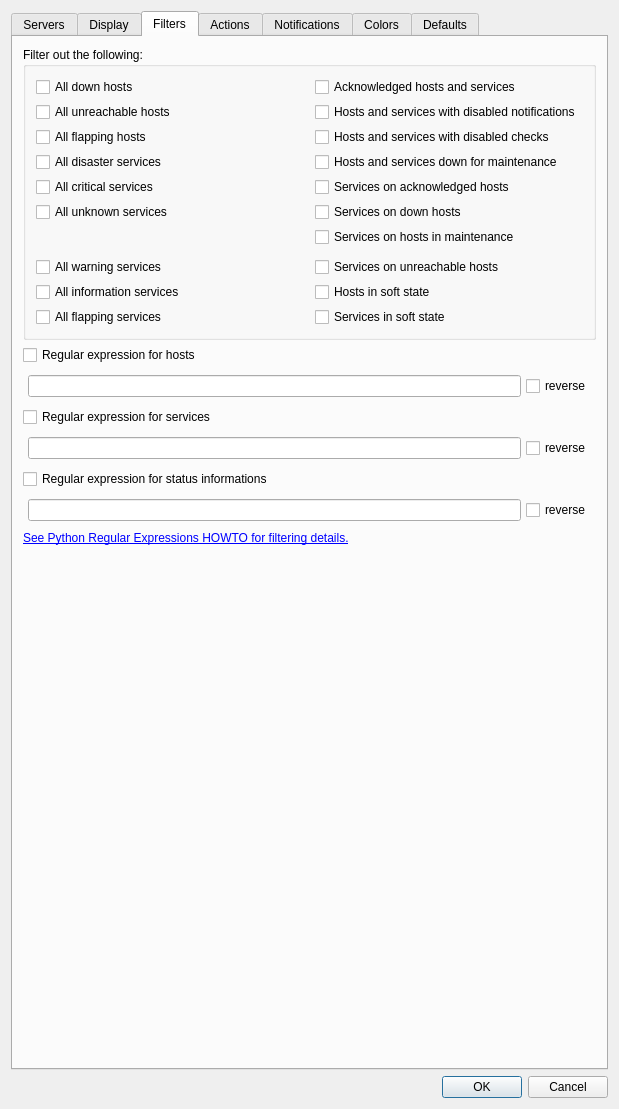
Above: Nagstamon/QUI/settings_main.ui from HenriWahl/Nagstamon before the change. Below: the same form after it.
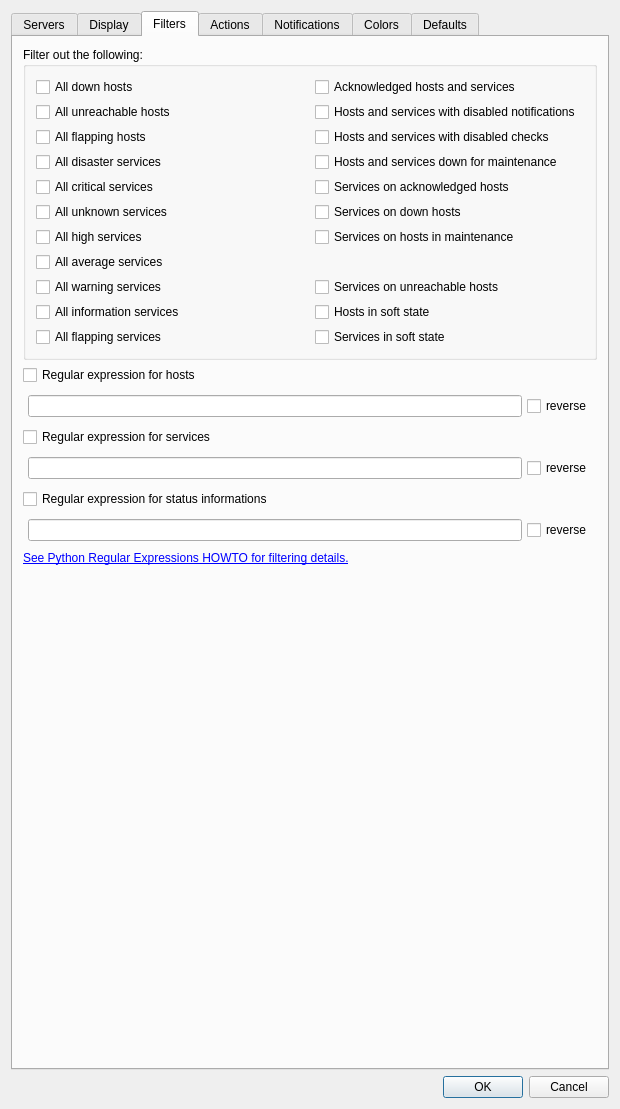
That is the form after the change. The open tabs and pages were chosen to show the change. Custom widgets are drawn as their Qt base class.

```diff
--- a/Nagstamon/QUI/settings_main.ui
+++ b/Nagstamon/QUI/settings_main.ui
@@ -7,7 +7,7 @@
    <rect>
     <x>0</x>
     <y>0</y>
-    <width>619</width>
+    <width>620</width>
     <height>1109</height>
    </rect>
   </property>
@@ -908,16 +908,16 @@
            </widget>
           </item>
           <item row="6" column="0">
-           <widget class="qcheckbox" name="input_checkbox_filter_all_high_services" native="true">
-            <property name="text" stdset="0">
-             <string>all high services</string>
+           <widget class="QCheckBox" name="input_checkbox_filter_all_high_services">
+            <property name="text">
+             <string>All high services</string>
             </property>
            </widget>
           </item>
           <item row="7" column="0">
-           <widget class="qcheckbox" name="input_checkbox_filter_all_average_services" native="true">
-            <property name="text" stdset="0">
-             <string>all average services</string>
+           <widget class="QCheckBox" name="input_checkbox_filter_all_average_services">
+            <property name="text">
+             <string>All average services</string>
             </property>
            </widget>
           </item>
@@ -2796,13 +2796,6 @@
    </item>
   </layout>
  </widget>
- <customwidgets>
-  <customwidget>
-   <class>qcheckbox</class>
-   <extends>QWidget</extends>
-   <header>qcheckbox.h</header>
-  </customwidget>
- </customwidgets>
  <tabstops>
   <tabstop>list_servers</tabstop>
   <tabstop>button_new_server</tabstop>
```
Left out of the diff: 4 changed lines with no effect on the pictures.
